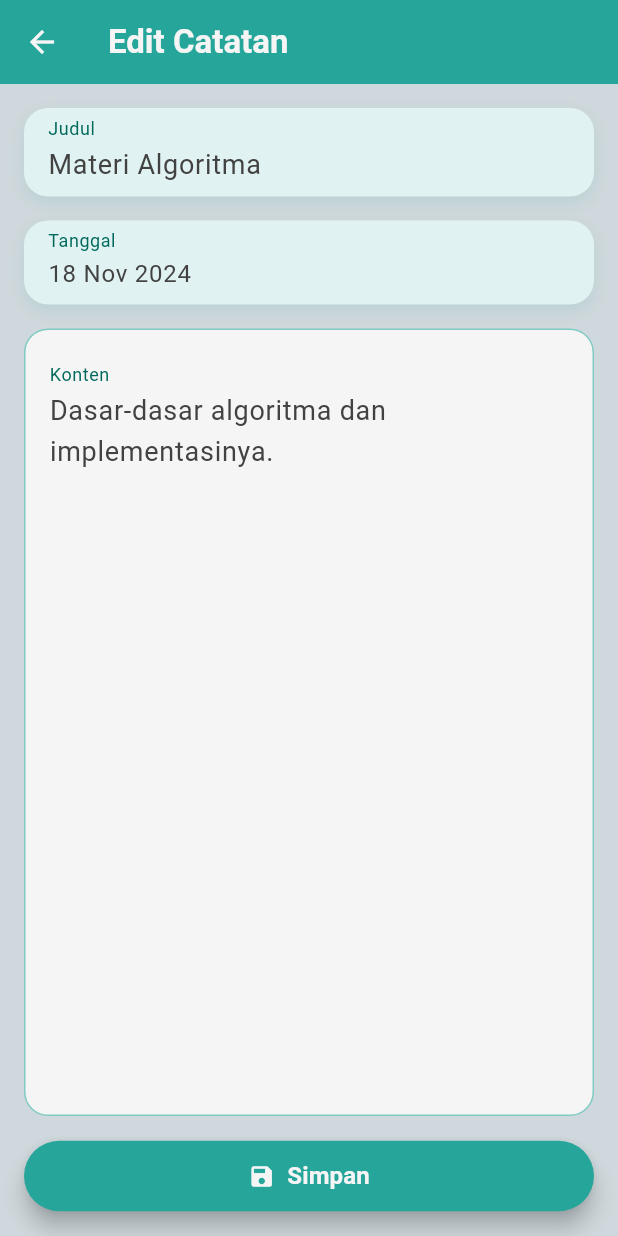
After one commit to AwwaliyahAliyah/tekber-fp, a Flutter app: the NoteDetailScreen screen opened directly with sample values from the repository, after a tap on "Edit", on a phone screen of 412 x 824 dp. The commit adds this screen. Run offline on Flutter 3.47's test engine with Material 3 defaults, Android fonts, the light colour scheme and no system bars.

Commit message:
Fitur Edit

```diff
--- a/lib/screens/add_note.dart
+++ b/lib/screens/add_note.dart
@@ -108,7 +108,7 @@ class _AddNoteScreenState extends State<AddNoteScreen> {
                       onPressed: _saveNote,
                       icon: Icon(Icons.save, color: Colors.grey[100]),
                       label: Text(
-                        'Simpan Catatan',
+                        'Simpan',
                         style: TextStyle(
                           fontSize: 16,
                           fontWeight: FontWeight.bold,
@@ -117,8 +117,8 @@ class _AddNoteScreenState extends State<AddNoteScreen> {
                       ),
                       style: ElevatedButton.styleFrom(
                         backgroundColor: Colors.teal[400],
-                        padding:
-                            EdgeInsets.symmetric(horizontal: 16, vertical: 12),
+                        padding:EdgeInsets.symmetric(horizontal: 16, vertical: 12),
+                        elevation: 6
                       ),
                     ),
                   ],
--- /dev/null
+++ b/lib/screens/edit_note.dart
@@ -0,0 +1,161 @@
+import 'package:flutter/material.dart';
+
+class EditNoteScreen extends StatefulWidget {
+  final String initialTitle;
+  final String initialDate;
+  final String initialContent;
+
+  EditNoteScreen({
+    required this.initialTitle,
+    required this.initialDate,
+    required this.initialContent,
+  });
+
+  @override
+  _EditNoteScreenState createState() => _EditNoteScreenState();
+}
+
+class _EditNoteScreenState extends State<EditNoteScreen> {
+  late TextEditingController _titleController;
+  late TextEditingController _dateController;
+  late TextEditingController _contentController;
+
+  @override
+  void initState() {
+    super.initState();
+    _titleController = TextEditingController(text: widget.initialTitle);
+    _dateController = TextEditingController(text: widget.initialDate);
+    _contentController = TextEditingController(text: widget.initialContent);
+  }
+
+  @override
+  void dispose() {
+    _titleController.dispose();
+    _dateController.dispose();
+    _contentController.dispose();
+    super.dispose();
+  }
+
+  @override
+  Widget build(BuildContext context) {
+    return Scaffold(
+      appBar: AppBar(
+        title: Text(
+          'Edit Catatan',
+          style: TextStyle(fontWeight: FontWeight.w600, color: Colors.grey[100])
+          ),
+        backgroundColor: Colors.teal[400],
+        iconTheme: IconThemeData(color: Colors.grey[100])
+      ),
+      body: Padding(
+        padding: const EdgeInsets.all(16.0),
+        child: Column(
+          crossAxisAlignment: CrossAxisAlignment.stretch,
+          children: [
+            // Judul Catatan
+            Container(
+              padding: EdgeInsets.symmetric(horizontal: 16),
+              decoration: BoxDecoration(
+                color: Colors.teal[50],
+                borderRadius: BorderRadius.circular(16),
+                boxShadow: [
+                  BoxShadow(
+                    color: Colors.teal.withOpacity(0.1),
+                    blurRadius: 8,
+                    offset: Offset(0, 4),
+                  ),
+                ],
+              ),
+              child: TextField(
+                controller: _titleController,
+                decoration: InputDecoration(
+                  labelText: 'Judul',
+                  labelStyle: TextStyle(color: Colors.teal[800]),
+                  border: InputBorder.none,
+                ),
+                style: TextStyle(fontSize: 18, color: Colors.grey[800]),
+              ),
+            ),
+            SizedBox(height: 16),
+
+            // Tanggal Catatan
+            Container(
+              padding: EdgeInsets.symmetric(horizontal: 16),
+              decoration: BoxDecoration(
+                color: Colors.teal[50],
+                borderRadius: BorderRadius.circular(16),
+                boxShadow: [
+                  BoxShadow(
+                    color: Colors.teal.withOpacity(0.1),
+                    blurRadius: 8,
+                    offset: Offset(0, 4),
+                  ),
+                ],
+              ),
+              child: TextField(
+                controller: _dateController,
+                decoration: InputDecoration(
+                  labelText: 'Tanggal',
+                  labelStyle: TextStyle(color: Colors.teal[800]),
+                  border: InputBorder.none,
+                ),
+                style: TextStyle(fontSize: 16, color: Colors.grey[800]),
+              ),
+            ),
+            SizedBox(height: 16),
+
+            // Konten Catatan
+            Expanded(
+              child: Container(
+                padding: EdgeInsets.all(16),
+                decoration: BoxDecoration(
+                  color: Colors.grey[100],
+                  borderRadius: BorderRadius.circular(16),
+                  border: Border.all(color: Colors.teal[200]!, width: 1),
+                ),
+                child: TextField(
+                  controller: _contentController,
+                  decoration: InputDecoration(
+                    labelText: 'Konten',
+                    labelStyle: TextStyle(color: Colors.teal[800]),
+                    border: InputBorder.none,
+                  ),
+                  style: TextStyle(fontSize: 18, color: Colors.grey[800]),
+                  maxLines: null,
+                  expands: true,
+                ),
+              ),
+            ),
+            SizedBox(height: 16),
+
+            // Tombol Simpan
+            ElevatedButton.icon(
+              onPressed: () {
+                // Kembalikan data yang diedit
+                Navigator.pop(context, {
+                  'title': _titleController.text,
+                  'date': _dateController.text,
+                  'content': _contentController.text,
+                });
+              },
+              icon: Icon(Icons.save, color: Colors.grey[100]),
+              label: Text(
+                'Simpan',
+                style: TextStyle(
+                  fontSize: 16,
+                  fontWeight: FontWeight.bold,
+                  color: Colors.grey[100],
+                ),
+              ),
+              style: ElevatedButton.styleFrom(
+                backgroundColor: Colors.teal[400],
+                padding: EdgeInsets.symmetric(horizontal: 16, vertical: 12),
+                elevation: 6
+              ),
+            ),
+          ],
+        ),
+      ),
+    );
+  }
+}
--- a/lib/screens/favorite.dart
+++ b/lib/screens/favorite.dart
@@ -36,10 +36,7 @@ class FavoriteScreen extends StatelessWidget {
               itemBuilder: (context, index) {
                 final note = favoriteNotes[index];
                 return NoteCard(
-                  title: note.title,
-                  date: note.date,
-                  content: note.content,
-                  isFavorite: note.isFavorite,
+                  note: note,
                   onFavoriteToggle: () =>
                       Provider.of<NoteProvider>(context, listen: false)
                           .toggleFavorite(note),
--- a/lib/screens/home.dart
+++ b/lib/screens/home.dart
@@ -57,10 +57,7 @@ class _HomeScreenState extends State<HomeScreen> {
                 itemBuilder: (context, index) {
                   final note = notes[index];
                   return NoteCard(
-                    title: note.title,
-                    date: note.date,
-                    content: note.content,
-                    isFavorite: note.isFavorite,
+                    note: note,
                     onFavoriteToggle: () => noteProvider.toggleFavorite(note),
                   );
                 },
--- a/lib/screens/note_detail.dart
+++ b/lib/screens/note_detail.dart
@@ -1,15 +1,50 @@
 import 'package:flutter/material.dart';
+import 'package:progresfp1/screens/edit_note.dart';
+import 'package:progresfp1/screens/models/note_model.dart';
+import 'package:provider/provider.dart';
+import 'providers/note_provider.dart';
 
-class NoteDetailScreen extends StatelessWidget {
-  final String title;
-  final String date;
-  final String content;
+class NoteDetailScreen extends StatefulWidget {
+  final Note note;
 
   NoteDetailScreen({
-    required this.title,
-    required this.date,
-    required this.content,
+    required this.note
   });
+
+  @override
+  _NoteDetailScreenState createState() => _NoteDetailScreenState();
+}
+
+class _NoteDetailScreenState extends State<NoteDetailScreen> {
+  late String title;
+  late String date;
+  late String content;
+
+  @override
+  void initState() {
+    super.initState();
+    title = widget.note.title;
+    date = widget.note.date;
+    content = widget.note.content;
+  }
+
+  void _updateNote(BuildContext context) {
+    final updatedNote = Note(
+      title: title,
+      date: date,
+      content: content,
+      isFavorite: widget.note.isFavorite, // Mempertahankan status favorit
+    );
+
+    Provider.of<NoteProvider>(context, listen: false)
+        .updateNote(widget.note, updatedNote);
+
+    ScaffoldMessenger.of(context).showSnackBar(
+      SnackBar(content: Text('Catatan berhasil diperbarui!')),
+    );
+
+    Navigator.pop(context); // Kembali ke layar sebelumnya
+  }
 
   @override
   Widget build(BuildContext context) {
@@ -17,7 +52,8 @@ class NoteDetailScreen extends StatelessWidget {
       appBar: AppBar(
         title: Text(
           'Detail Catatan',
-          style: TextStyle(fontWeight: FontWeight.w600, color: Colors.grey[100]),
+          style:
+              TextStyle(fontWeight: FontWeight.w600, color: Colors.grey[100]),
         ),
         backgroundColor: Colors.teal[400],
         iconTheme: IconThemeData(color: Colors.grey[100]),
@@ -91,38 +127,54 @@ class NoteDetailScreen extends StatelessWidget {
               mainAxisAlignment: MainAxisAlignment.spaceBetween,
               children: [
                 ElevatedButton.icon(
-                  onPressed: () {
-                    // Tambahkan logika hapus catatan di sini
+                  onPressed: () async {
+                    // Navigasi ke EditNoteScreen
+                    final result = await Navigator.push(
+                      context,
+                      MaterialPageRoute(
+                        builder: (context) => EditNoteScreen(
+                          initialTitle: title,
+                          initialDate: date,
+                          initialContent: content,
+                        ),
+                      ),
+                    );
+
+                    // Perbarui data jika ada hasil dari form edit
+                    if (result != null) {
+                      setState(() {
+                        title = result['title'];
+                        date = result['date'];
+                        content = result['content'];
+                      });
+                    }
                   },
-                  icon: Icon(Icons.delete, color: Colors.grey[100]),
+                  icon: Icon(Icons.edit, color: Colors.grey[100]),
                   label: Text(
-                    'Hapus',
+                    'Edit',
                     style: TextStyle(
-                      fontSize: 16,
-                      fontWeight: FontWeight.bold,
-                      color: Colors.grey[100]
-                    ),
+                        fontSize: 16,
+                        fontWeight: FontWeight.bold,
+                        color: Colors.grey[100]),
                   ),
                   style: ElevatedButton.styleFrom(
                     backgroundColor: Colors.teal[400],
                     padding: EdgeInsets.symmetric(horizontal: 16, vertical: 12),
                   ),
                 ),
-                ElevatedButton.icon(
+                ElevatedButton(
                   onPressed: () {
-                    // Tambahkan logika edit catatan di sini
+                    _updateNote(context);
                   },
-                  icon: Icon(Icons.edit, color: Colors.grey[100]),
-                  label: Text(
-                    'Edit',
+                  child: Text(
+                    'OK',
                     style: TextStyle(
-                      fontSize: 16,
-                      fontWeight: FontWeight.bold,
-                      color: Colors.grey[100]
-                    ),
+                        fontSize: 16,
+                        fontWeight: FontWeight.bold,
+                        color: Colors.grey[100]),
                   ),
                   style: ElevatedButton.styleFrom(
-                    backgroundColor: Colors.teal[600],
+                    backgroundColor: Colors.teal[400],
                     padding: EdgeInsets.symmetric(horizontal: 16, vertical: 12),
                   ),
                 ),
```
Also changed, not shown: lib/screens/providers/note_provider.dart (+7 -0 lines), lib/widgets/note_card.dart (+8 -15 lines).
